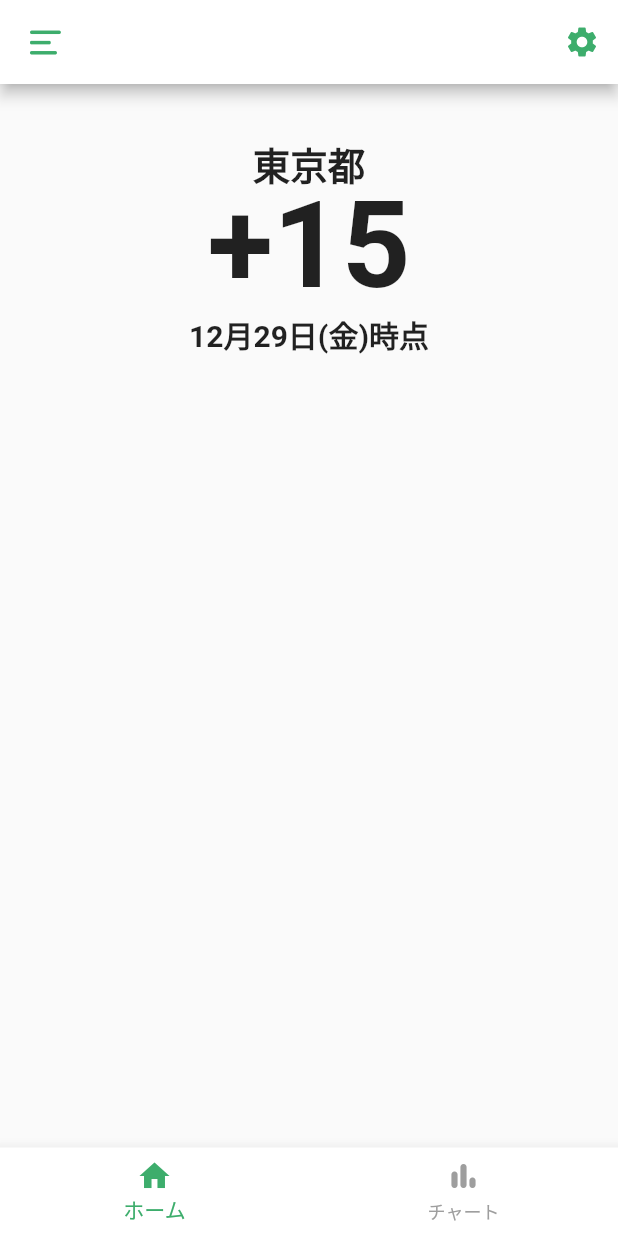
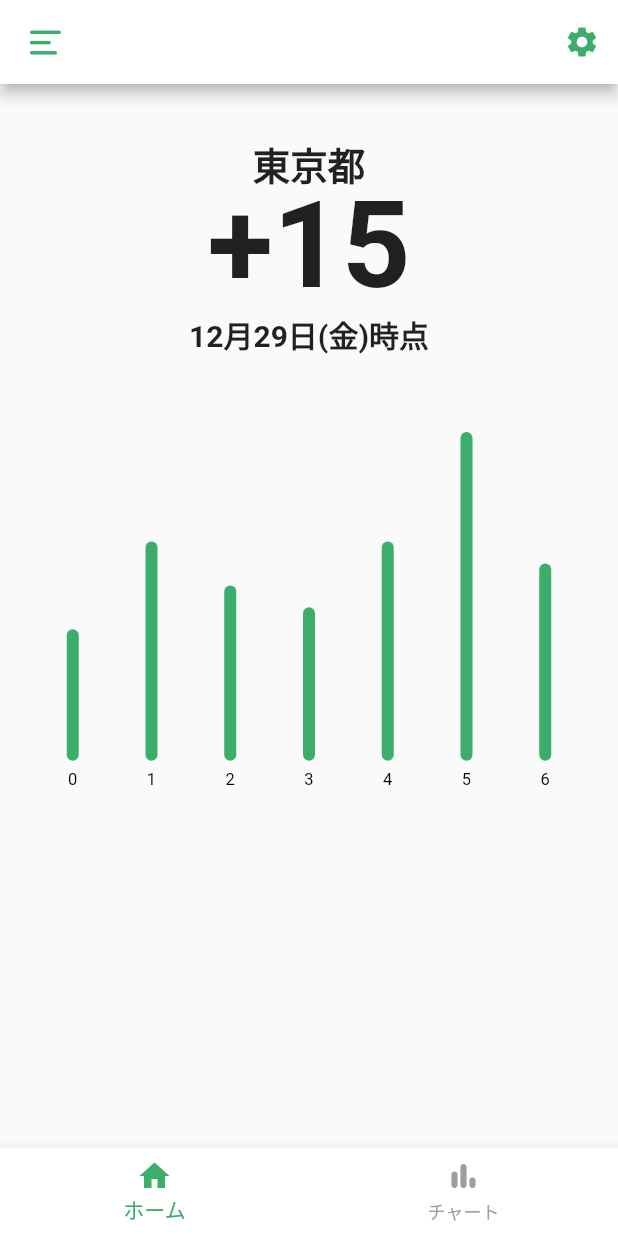
Before and after one commit to Yusuke-Suzuki-11/covid19-manager, a Flutter app: the screen it shows after launch, on a phone screen of 412 x 824 dp. Run offline on Flutter 3.47's test engine with Material 2 defaults, Android fonts, the phone set to English and light mode, and no system bars; drawn by our look-alikes of fl_chart; our stand-ins replace flutter_riverpod, hexcolor.

Commit message:
グラフ実装

```diff
--- a/lib/view/page/my_home_page.dart
+++ b/lib/view/page/my_home_page.dart
@@ -1,5 +1,6 @@
 import 'package:covid19_manager/const/custom_icon.dart';
 import 'package:covid19_manager/const/pallet.dart';
+import 'package:fl_chart/fl_chart.dart';
 import 'package:flutter/material.dart';
 
 class MyHomePage extends StatefulWidget {
@@ -43,16 +44,18 @@ class _MyHomePageState extends State<MyHomePage> {
           padding: EdgeInsets.only(top: 35),
           child: Column(
             children: [
+              Column(
+                children: [
                   Container(
                     width: 145,
                     child: DefaultTextStyle.merge(
-                  style: TextStyle(
+                      style: const TextStyle(
                         fontWeight: FontWeight.bold,
                         fontSize: 25,
                       ),
                       child: Row(
                         mainAxisAlignment: MainAxisAlignment.center,
-                    children: [
+                        children: const [
                           Text('東京都'),
                         ],
                       ),
@@ -83,8 +86,47 @@ class _MyHomePageState extends State<MyHomePage> {
                   ),
                 ],
               ),
+              Padding(
+                padding: const EdgeInsets.only(top: 50),
+                child: AspectRatio(
+                  aspectRatio: 5/3,
+                  child: BarChart(
+                    BarChartData(
+                      barGroups: getBarGroups(),
+                      borderData: FlBorderData(show: false),
+                      titlesData: FlTitlesData(
+                        leftTitles: SideTitles(
+                          showTitles: false
+                        )
+                      )
+                    ),
+                  ),
+                ),
+              )
+            ],
+          ),
         )
       ),
     );
   }
 }
+
+
+List<BarChartGroupData> getBarGroups() {
+  List<double> barChartDatas = [6,10,8,7,10,15,9];
+  List<BarChartGroupData> barChartGroups = [];
+  barChartDatas.asMap().forEach(
+    (int i, double chartData) => barChartGroups.add(
+      BarChartGroupData(
+        x: i,
+        barRods: [
+          BarChartRodData(
+            y: chartData,
+            colors: [Pallet.mainColor]
+          )
+        ]
+      )
+    )
+  );
+  return barChartGroups;
+}
--- a/pubspec.yaml
+++ b/pubspec.yaml
@@ -18,6 +18,7 @@ dependencies:
   cupertino_icons: ^1.0.2
   flutter_riverpod: ^1.0.3
   hexcolor: ^2.0.5
+  fl_chart: ^0.40.6
 
 
 dev_dependencies:
```
Also changed, not shown: pubspec.lock. Lines whose indentation alone changed are shown as unchanged.
